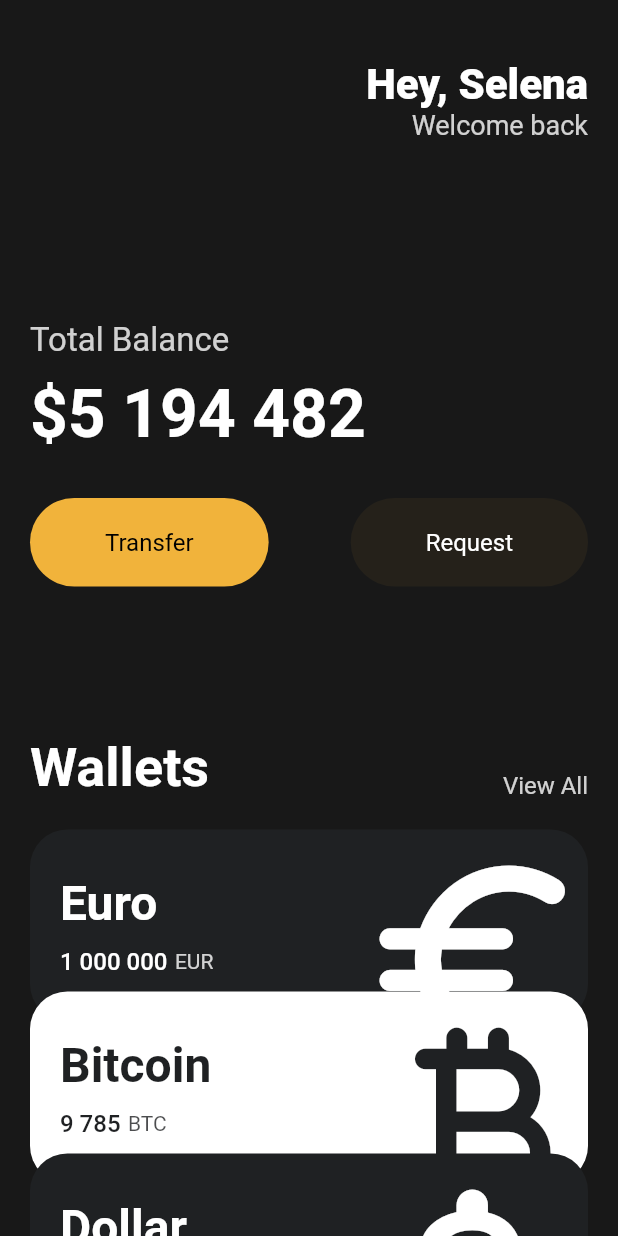
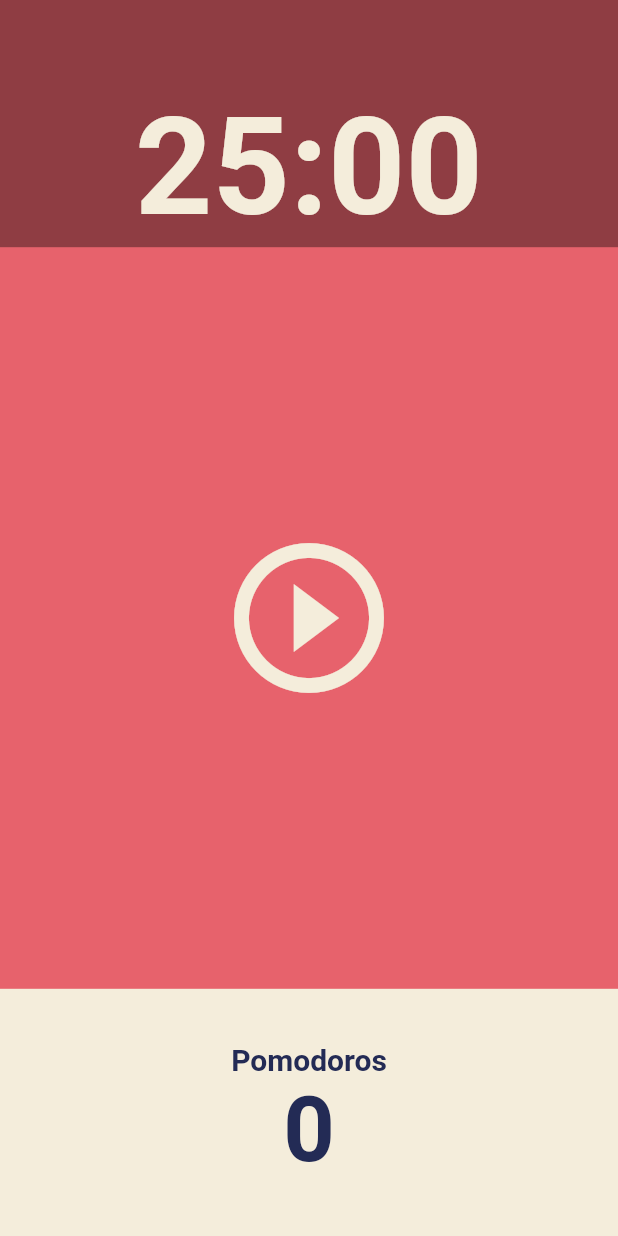
Before and after one commit to jonsoku-dev/flutter-webtoon, a Flutter app: the screen it shows after launch, on a phone screen of 412 x 824 dp. Run offline on Flutter 3.47's test engine with Material 2 defaults, Android fonts, the phone set to English and light mode, and no system bars.

Commit message:
feat(pomodoros): user interface

```diff
--- a/lib/main.dart
+++ b/lib/main.dart
@@ -1,10 +1,5 @@
 import 'package:flutter/material.dart';
-import 'package:toonflix/widgets/button.dart';
-
-import 'widgets/currency_card.dart';
-
-const taxAmount = 15;
-const priceAmount = 30;
+import 'package:toonflix/screens/home_screen.dart';
 
 void main() {
   runApp(App());
@@ -14,133 +9,16 @@ class App extends StatelessWidget {
   @override
   Widget build(BuildContext context) {
     return MaterialApp(
-      home: Scaffold(
-          backgroundColor: const Color(0xFF181818),
-          body: SingleChildScrollView(
-            child: Padding(
-              padding: const EdgeInsets.symmetric(
-                horizontal: 20,
-              ),
-              child: Column(
-                crossAxisAlignment: CrossAxisAlignment.start,
-                children: [
-                  const SizedBox(
-                    height: 40,
-                  ),
-                  Row(
-                    mainAxisAlignment: MainAxisAlignment.end,
-                    children: [
-                      Column(
-                        crossAxisAlignment: CrossAxisAlignment.end,
-                        children: [
-                          const Text(
-                            'Hey, Selena',
-                            style: TextStyle(
-                                color: Colors.white,
-                                fontSize: 28,
-                                fontWeight: FontWeight.w800),
-                          ),
-                          Text('Welcome back',
-                              style: TextStyle(
-                                color: Colors.white.withOpacity(0.8),
-                                fontSize: 18,
-                              )),
-                        ],
-                      ),
-                    ],
-                  ),
-                  const SizedBox(
-                    height: 120,
-                  ),
-                  Text(
-                    "Total Balance",
-                    style: TextStyle(
-                      fontSize: 22,
-                      color: Colors.white.withOpacity(0.8),
-                    ),
-                  ),
-                  const SizedBox(
-                    height: 10,
-                  ),
-                  const Text(
-                    "\$5 194 482",
-                    style: TextStyle(
-                      fontWeight: FontWeight.w600,
-                      fontSize: 44,
-                      color: Colors.white,
-                    ),
-                  ),
-                  const SizedBox(
-                    height: 30,
-                  ),
-                  Row(
-                    mainAxisAlignment: MainAxisAlignment.spaceBetween,
-                    children: const [
-                      Button(
-                        text: 'Transfer',
-                        bgColor: Color(0xFFF1B33B),
-                        textColor: Colors.black,
-                      ),
-                      Button(
-                        text: 'Request',
-                        bgColor: Color(0x0ff1b33b),
-                        textColor: Colors.white,
-                      )
-                    ],
-                  ),
-                  const SizedBox(height: 100),
-                  Row(
-                    mainAxisAlignment: MainAxisAlignment.spaceBetween,
-                    crossAxisAlignment: CrossAxisAlignment.end,
-                    children: [
-                      const Text(
-                        'Wallets',
-                        style: TextStyle(
-                          color: Colors.white,
-                          fontSize: 36,
-                          fontWeight: FontWeight.w600,
-                        ),
-                      ),
-                      Text(
-                        'View All',
-                        style: TextStyle(
-                          color: Colors.white.withOpacity(0.8),
-                          fontSize: 16,
-                        ),
-                      ),
-                    ],
-                  ),
-                  const SizedBox(
-                    height: 20,
-                  ),
-                  const CurrencyCard(
-                    name: 'Euro',
-                    currency: 'EUR',
-                    value: '1 000 000',
-                    icon: Icons.euro_rounded,
-                    isInverted: false,
-                    rank: 1,
-                  ),
-                  const CurrencyCard(
-                    name: 'Bitcoin',
-                    currency: 'BTC',
-                    value: '9 785',
-                    icon: Icons.currency_bitcoin_rounded,
-                    isInverted: true,
-                    rank: 2,
-                  ),
-                  const CurrencyCard(
-                    name: 'Dollar',
-                    currency: 'USD',
-                    value: '428',
-                    icon: Icons.attach_money_rounded,
-                    isInverted: false,
-                    rank: 3,
-                  ),
-                ],
-              ),
-            ),
-          )),
+      theme: ThemeData(
+        backgroundColor: const Color(0xFFE7626C),
+        textTheme: const TextTheme(
+          headline1: TextStyle(
+            color: Color(0xFF232B55),
+          ),
+        ),
+        cardColor: const Color(0xFFF4EDDB),
+      ),
+      home: const HomeScreen(),
     );
   }
 }
--- /dev/null
+++ b/lib/screens/home_screen.dart
@@ -0,0 +1,88 @@
+import 'package:flutter/material.dart';
+
+class HomeScreen extends StatefulWidget {
+  const HomeScreen({super.key});
+
+  @override
+  State<HomeScreen> createState() => _HomeScreenState();
+}
+
+class _HomeScreenState extends State<HomeScreen> {
+  @override
+  Widget build(BuildContext context) {
+    return Scaffold(
+      backgroundColor: Theme.of(context).backgroundColor,
+      body: Column(
+        children: [
+          Flexible(
+            flex: 1,
+            child: Container(
+              decoration: BoxDecoration(
+                color: Theme.of(context).disabledColor,
+              ),
+              alignment: Alignment.bottomCenter,
+              child: Text(
+                '25:00',
+                style: TextStyle(
+                  fontSize: 90,
+                  fontWeight: FontWeight.w600,
+                  color: Theme.of(context).cardColor,
+                ),
+              ),
+            ),
+          ),
+          Flexible(
+            flex: 3,
+            child: Center(
+              child: IconButton(
+                iconSize: 120,
+                color: Theme.of(context).cardColor,
+                onPressed: () {
+                  print('Play');
+                },
+                icon: const Icon(
+                  Icons.play_circle_outline_outlined,
+                ),
+              ),
+            ),
+          ),
+          Flexible(
+            flex: 1,
+            child: Row(
+              children: [
+                Expanded(
+                  child: Container(
+                    decoration: BoxDecoration(
+                      color: Theme.of(context).cardColor,
+                    ),
+                    child: Column(
+                      mainAxisAlignment: MainAxisAlignment.center,
+                      children: [
+                        Text(
+                          'Pomodoros',
+                          style: TextStyle(
+                            fontSize: 20,
+                            color: Theme.of(context).textTheme.headline1!.color,
+                            fontWeight: FontWeight.w600,
+                          ),
+                        ),
+                        Text(
+                          '0',
+                          style: TextStyle(
+                            fontSize: 60,
+                            color: Theme.of(context).textTheme.headline1!.color,
+                            fontWeight: FontWeight.w600,
+                          ),
+                        ),
+                      ],
+                    ),
+                  ),
+                ),
+              ],
+            ),
+          )
+        ],
+      ),
+    );
+  }
+}
--- a/lib/widgets/button.dart
+++ /dev/null
@@ -1,37 +0,0 @@
-import 'package:flutter/material.dart';
-
-class Button extends StatelessWidget {
-  final String text;
-  final Color bgColor;
-  final Color textColor;
-
-  const Button({
-    super.key,
-    required this.text,
-    required this.bgColor,
-    required this.textColor,
-  });
-
-  @override
-  Widget build(BuildContext context) {
-    return Container(
-      decoration: BoxDecoration(
-        color: bgColor,
-        borderRadius: BorderRadius.circular(45),
-      ),
-      child: Padding(
-        padding: const EdgeInsets.symmetric(
-          vertical: 20,
-          horizontal: 50,
-        ),
-        child: Text(
-          text,
-          style: TextStyle(
-            color: textColor,
-            fontSize: 16,
-          ),
-        ),
-      ),
-    );
-  }
-}
--- a/lib/widgets/currency_card.dart
+++ /dev/null
@@ -1,146 +0,0 @@
-import 'package:flutter/material.dart';
-
-class CurrencyCard extends StatelessWidget {
-  final String name;
-  final String currency;
-  final String value;
-  final IconData icon;
-  final int rank;
-  final bool isInverted;
-
-  final _blackColor = const Color(0xFF1F2123);
-
-  const CurrencyCard({
-    super.key,
-    required this.name,
-    required this.currency,
-    required this.value,
-    required this.icon,
-    required this.isInverted,
-    this.rank = 0,
-  });
-
-  @override
-  Widget build(BuildContext context) {
-    if (rank == 0) {
-      return InnerChild(
-        isInverted: isInverted,
-        blackColor: _blackColor,
-        name: name,
-        value: value,
-        currency: currency,
-        icon: icon,
-      );
-    }
-    return Transform.translate(
-      offset: Offset(
-        0, // X
-        ((rank - 1) * -1 * 20), // Y
-      ),
-      child: InnerChild(
-        isInverted: isInverted,
-        blackColor: _blackColor,
-        name: name,
-        value: value,
-        currency: currency,
-        icon: icon,
-      ),
-    );
-  }
-}
-
-class InnerChild extends StatelessWidget {
-  const InnerChild({
-    Key? key,
-    required this.isInverted,
-    required Color blackColor,
-    required this.name,
-    required this.value,
-    required this.currency,
-    required this.icon,
-  })  : _blackColor = blackColor,
-        super(key: key);
-
-  final bool isInverted;
-  final Color _blackColor;
-  final String name;
-  final String value;
-  final String currency;
-  final IconData icon;
-
-  @override
-  Widget build(BuildContext context) {
-    return Container(
-      clipBehavior: Clip.hardEdge, // overflow: hidden
-      decoration: BoxDecoration(
-        color: isInverted ? Colors.white : _blackColor,
-        borderRadius: BorderRadius.circular(25),
-      ),
-      child: Padding(
-        padding: const EdgeInsets.symmetric(
-          vertical: 20,
-          horizontal: 20,
-        ),
-        child: Row(
-          mainAxisAlignment: MainAxisAlignment.spaceBetween,
-          children: [
-            Column(
-              crossAxisAlignment: CrossAxisAlignment.start,
-              children: [
-                Text(
-                  name,
-                  style: TextStyle(
-                    color: isInverted ? _blackColor : Colors.white,
-                    fontWeight: FontWeight.w600,
-                    fontSize: 32,
-                  ),
-                ),
-                const SizedBox(
-                  height: 10,
-                ),
-                Row(
-                  children: [
-                    Text(
-                      value,
-                      style: TextStyle(
-                        color: isInverted ? _blackColor : Colors.white,
-                        fontSize: 16,
-                        fontWeight: FontWeight.w500,
-                      ),
-                    ),
-                    const SizedBox(
-                      width: 5,
-                    ),
-                    Text(
-                      currency,
-                      style: TextStyle(
-                        color: isInverted
-                            ? _blackColor.withOpacity(0.8)
-                            : Colors.white.withOpacity(0.8),
-                        fontSize: 14,
-                      ),
-                    ),
-                  ],
-                )
-              ],
-            ),
-            Transform.scale(
-              scale: 1.9,
-              child: Transform.translate(
-                offset: const Offset(
-                  -5, // X
-                  12, // Y
-                ),
-                child: Icon(
-                  icon,
-                  color: isInverted ? _blackColor : Colors.white,
-                  size: 88,
-                ),
-              ),
-            )
-          ],
-        ),
-      ),
-    );
-  }
-}
```
